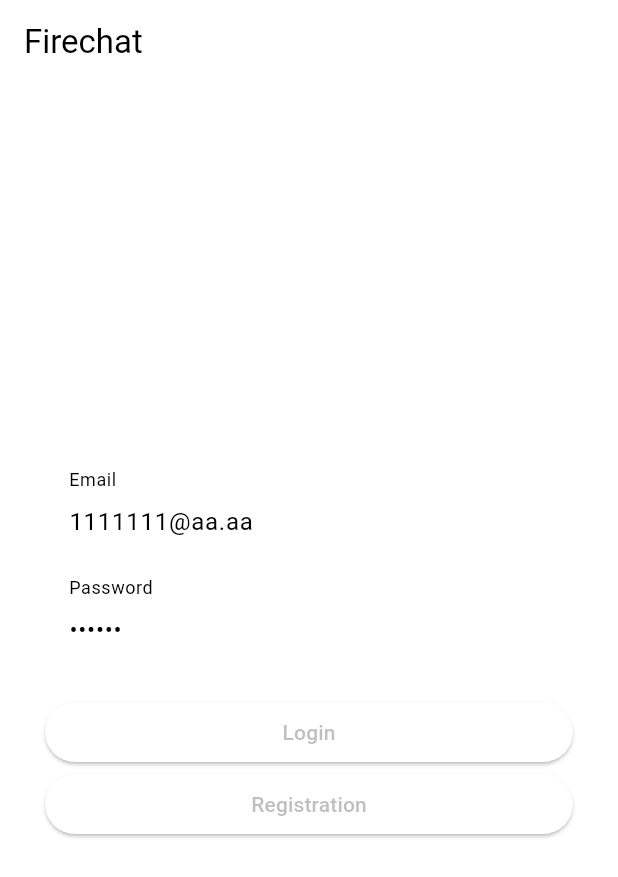
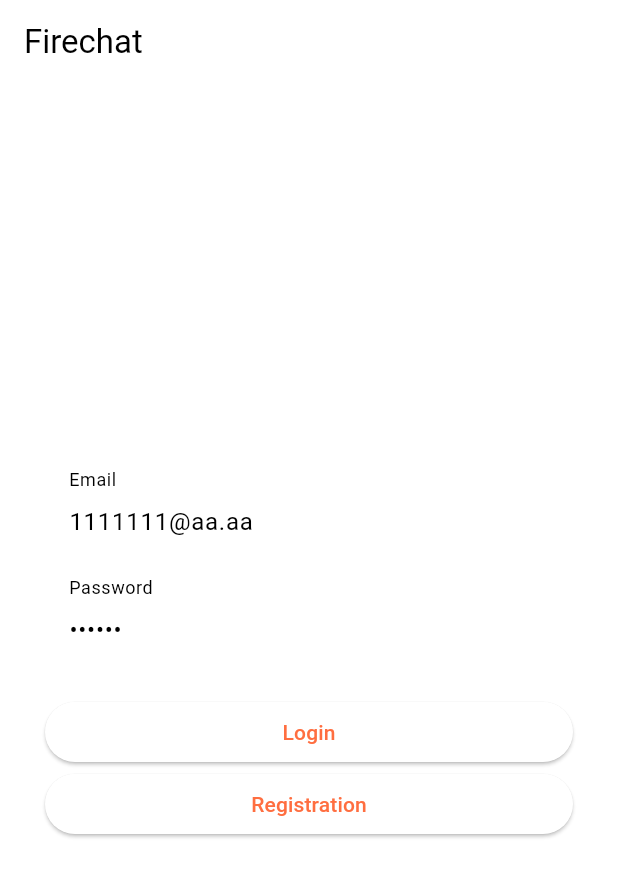
Before and after one commit to SeppoVolsk/ogne_chat, a Flutter app: the screen it shows after launch, on a phone screen of 412 x 824 dp. Shown: the top 877 px of the screen. Run offline on Flutter 3.47's test engine with Material 2 defaults, Android fonts, the phone set to English and light mode, and no system bars; our stand-ins replace bloc, bloc_concurrency, cloud_firestore, firebase_auth, firebase_core, flutter_bloc and 4 more; missing offline and left inert: a package; accounts and stored records are empty; generated files the repository leaves out were written again.

Commit message:
add AppColors, add prefs, save currentColor

```diff
--- a/lib/common/domain/di/init_di.dart
+++ b/lib/common/domain/di/init_di.dart
@@ -15,14 +15,19 @@ import 'package:kind_owl/feature/chat/ui/bloc/chat_screen_bloc.dart';
 import 'package:kind_owl/feature/main/data/firebase_io_service.dart';
 import 'package:kind_owl/feature/main/domain/firebase_io_repository.dart';
 import 'package:kind_owl/feature/main/ui/bloc/main_screen_bloc.dart';
+import 'package:shared_preferences/shared_preferences.dart';
 
 final getIt = GetIt.instance;
 
 @InjectableInit()
-void initDi(String env) => getIt.init(environment: env);
+Future<void> initDi(String env) async => await getIt.init(environment: env);
 
 @module
 abstract class DiModule {
+  // -------------------------------- COMMON ------------------------------
+  @preResolve
+  Future<SharedPreferences> get prefs => SharedPreferences.getInstance();
+
   // -------------------------------- AUTH --------------------------------
   @Singleton(as: IAuthService)
   @prod
@@ -88,6 +93,8 @@ class Di {
   ChatScreenBLoC chatBloc(UserEntity? wUser) => getIt.get<ChatScreenBLoC>(
       param1: getIt.get<FirebaseChatIoRepository>(param1: wUser));
 
+  SharedPreferences get prefs => getIt.get<SharedPreferences>();
+
   const Di._();
 }
 
--- a/lib/common/domain/utils/utils.dart
+++ b/lib/common/domain/utils/utils.dart
@@ -6,10 +6,8 @@ abstract class Utils {
   static Future<void> preloadAllAppValues(String env) async {
     late dynamic preloadResult;
     try {
-      initDi(env);
+      await initDi(env);
       preloadResult = await getIt<IAuthService>().prepare();
-      // di.initChatScope;
-      // di.initMainScope;
     } catch (e) {
       l.e('preloadAllAppValues: an error occured\n ${e.toString()}');
       rethrow;
--- /dev/null
+++ b/lib/common/ui/app_colors.dart
@@ -0,0 +1,48 @@
+import 'package:flutter/material.dart';
+
+class AppColors {
+  static const mainColorKey = "MainColor";
+  static const defaultColor = Colors.deepOrangeAccent;
+  AppColors({required this.mainColor});
+  Color mainColor;
+
+  MaterialColor _getMaterialColor() {
+    Map<int, Color> getSwatch() {
+      final hslColor = HSLColor.fromColor(mainColor);
+      final lightness = hslColor.lightness;
+
+      /// if [500] is the default color, there are at LEAST five
+      /// steps below [500]. (i.e. 400, 300, 200, 100, 50.) A
+      /// divisor of 5 would mean [50] is a lightness of 1.0 or
+      /// a color of #ffffff. A value of six would be near white
+      /// but not quite.
+      const lowDivisor = 6;
+
+      /// if [500] is the default color, there are at LEAST four
+      /// steps above [500]. A divisor of 4 would mean [900] is
+      /// a lightness of 0.0 or color of #000000
+      const highDivisor = 5;
+
+      final lowStep = (1.0 - lightness) / lowDivisor;
+      final highStep = lightness / highDivisor;
+
+      return {
+        50: (hslColor.withLightness(lightness + (lowStep * 5))).toColor(),
+        100: (hslColor.withLightness(lightness + (lowStep * 4))).toColor(),
+        200: (hslColor.withLightness(lightness + (lowStep * 3))).toColor(),
+        300: (hslColor.withLightness(lightness + (lowStep * 2))).toColor(),
+        400: (hslColor.withLightness(lightness + lowStep)).toColor(),
+        500: (hslColor.withLightness(lightness)).toColor(),
+        600: (hslColor.withLightness(lightness - highStep)).toColor(),
+        700: (hslColor.withLightness(lightness - (highStep * 2))).toColor(),
+        800: (hslColor.withLightness(lightness - (highStep * 3))).toColor(),
+        900: (hslColor.withLightness(lightness - (highStep * 4))).toColor(),
+      };
+    }
+
+    return MaterialColor(mainColor.value, getSwatch());
+  }
+
+  ColorScheme get scheme =>
+      ColorScheme.fromSwatch(primarySwatch: _getMaterialColor());
+}
--- a/lib/common/ui/root_screen_builder.dart
+++ b/lib/common/ui/root_screen_builder.dart
@@ -1,8 +1,10 @@
 import 'package:flutter/material.dart';
 import 'package:flutter_bloc/flutter_bloc.dart';
+import 'package:kind_owl/common/domain/di/init_di.dart';
 import 'package:kind_owl/common/domain/error/error_entity.dart';
 import 'package:kind_owl/common/ui/app_components/app_loading_widget.dart';
 import 'package:kind_owl/common/ui/app_components/app_snack_bar.dart';
+import 'package:kind_owl/common/ui/app_colors.dart';
 import 'package:kind_owl/feature/auth/ui/bloc/auth_bloc.dart';
 import 'package:kind_owl/feature/auth/ui/login_screen.dart';
 import 'package:kind_owl/feature/auth/ui/register_screen.dart';
@@ -21,45 +23,23 @@ class RootScreenBuilder extends StatefulWidget {
 
 class _RootScreenBuilderState extends State<RootScreenBuilder> {
   List stateList = [];
-  Color? _currentColor;
+  Color _currentColor = Color(
+      di.prefs.getInt(AppColors.mainColorKey) ?? AppColors.defaultColor.value);
   Locale? _currentLocale;
-  MaterialColor _createMaterialColor() {
-    final int red = _currentColor?.red ?? Colors.red.value;
-    final int green = _currentColor?.green ?? Colors.green.value;
-    final int blue = _currentColor?.blue ?? Colors.blue.value;
-
-    final Map<int, Color> appShades = {
-      50: Color.fromRGBO(red, green, blue, .1),
-      100: Color.fromRGBO(red, green, blue, .2),
-      200: Color.fromRGBO(red, green, blue, .3),
-      300: Color.fromRGBO(red, green, blue, .4),
-      400: Color.fromRGBO(red, green, blue, .5),
-      500: Color.fromRGBO(red, green, blue, .6),
-      600: Color.fromRGBO(red, green, blue, .7),
-      700: Color.fromRGBO(red, green, blue, .8),
-      800: Color.fromRGBO(red, green, blue, .9),
-      900: Color.fromRGBO(red, green, blue, 1),
-    };
-    return MaterialColor(
-        _currentColor?.value ?? Color.fromARGB(120, 120, 120, 120).value,
-        appShades);
-  }
-
-  MaterialColor get appMaterialColor => _createMaterialColor();
-  ColorScheme get appColorScheme =>
-      ColorScheme.fromSwatch(primarySwatch: appMaterialColor);
 
   void setUpLocale(Locale? newLocale) =>
       setState(() => _currentLocale = newLocale);
-  void setUpColor(Color? newColor) => setState(() => _currentColor = newColor);
+  void setUpColor(Color newColor) => setState(() {
+        _currentColor = newColor;
+        di.prefs.setInt(AppColors.mainColorKey, _currentColor.value);
+      });
 
   @override
   Widget build(BuildContext context) {
     return MaterialApp(
       theme: ThemeData(
         useMaterial3: true,
-        colorScheme: appColorScheme,
-        dialogTheme: const DialogTheme(backgroundColor: Colors.white),
+        colorScheme: AppColors(mainColor: _currentColor).scheme,
       ),
       debugShowCheckedModeBanner: false,
       localizationsDelegates: AppLocalizations.localizationsDelegates,
--- a/lib/feature/main/ui/user_list_screen_drawer.dart
+++ b/lib/feature/main/ui/user_list_screen_drawer.dart
@@ -31,8 +31,11 @@ class _UserListScreenDrawerState extends State<UserListScreenDrawer> {
       child: Column(
         children: [
           UserAccountsDrawerHeader(
-            currentAccountPicture:
-                CircleAvatar(child: Text("${currentUser?.name?[0]}")),
+            decoration:
+                BoxDecoration(color: Theme.of(context).scaffoldBackgroundColor),
+            currentAccountPicture: CircleAvatar(
+              child: Text("${currentUser?.name?[0]}"),
+            ),
             accountName: Text("${currentUser?.name}"),
             accountEmail: Text("${currentUser?.uid}"),
             onDetailsPressed: () =>
--- a/pubspec.yaml
+++ b/pubspec.yaml
@@ -27,6 +27,7 @@ dependencies:
   l: ^3.2.0
   bloc_test: ^9.1.1
   mockito: ^5.3.2
+  shared_preferences: ^2.1.0
 
 
 dev_dependencies:
```
Also changed, not shown: lib/common/domain/di/init_di.config.dart, pubspec.lock, 2 other files.
